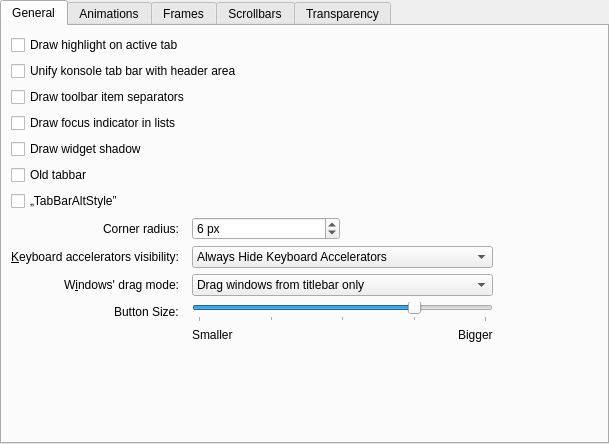
First picture: the form in kstyle/config/ui/lightlystyleconfig.ui, repository taj-ny/Darkly, before the edit.
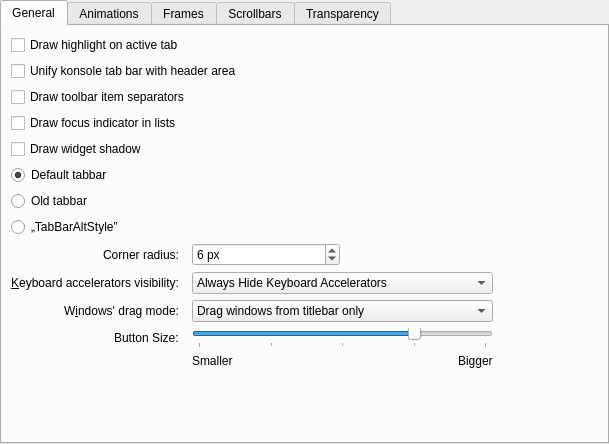
Second picture: the form after the edit.

```diff
--- a/kstyle/config/ui/lightlystyleconfig.ui
+++ b/kstyle/config/ui/lightlystyleconfig.ui
@@ -39,42 +39,7 @@
        <string>General</string>
       </attribute>
       <layout class="QGridLayout" name="gridLayout">
-       <item row="14" column="2" colspan="2">
-        <widget class="QSlider" name="_buttonSize">
-         <property name="minimum">
-          <number>-2</number>
-         </property>
-         <property name="maximum">
-          <number>6</number>
-         </property>
-         <property name="singleStep">
-          <number>1</number>
-         </property>
-         <property name="sliderPosition">
-          <number>4</number>
-         </property>
-         <property name="orientation">
-          <enum>Qt::Horizontal</enum>
-         </property>
-         <property name="tickPosition">
-          <enum>QSlider::TicksBelow</enum>
-         </property>
-         <property name="tickInterval">
-          <number>2</number>
-         </property>
-        </widget>
-       </item>
-       <item row="9" column="0">
-        <widget class="QLabel" name="_cornerRadiusLabel">
-         <property name="text">
-          <string>Corner radius:</string>
-         </property>
-         <property name="alignment">
-          <set>Qt::AlignRight|Qt::AlignTrailing|Qt::AlignVCenter</set>
-         </property>
-        </widget>
-       </item>
-       <item row="14" column="0" alignment="Qt::AlignRight">
+       <item row="15" column="0" alignment="Qt::AlignRight">
         <widget class="QLabel" name="label_2">
          <property name="layoutDirection">
           <enum>Qt::LeftToRight</enum>
@@ -84,6 +49,13 @@
          </property>
         </widget>
        </item>
+       <item row="16" column="3" alignment="Qt::AlignRight">
+        <widget class="QLabel" name="label_4">
+         <property name="text">
+          <string>Bigger</string>
+         </property>
+        </widget>
+       </item>
        <item row="1" column="0" colspan="3">
         <widget class="QCheckBox" name="_unifiedTabBarKonsole">
          <property name="text">
@@ -91,27 +63,7 @@
          </property>
         </widget>
        </item>
-       <item row="15" column="3" alignment="Qt::AlignRight">
-        <widget class="QLabel" name="label_4">
-         <property name="text">
-          <string>Bigger</string>
-         </property>
-        </widget>
-       </item>
-       <item row="17" column="0" colspan="4">
-        <spacer name="verticalSpacer">
-         <property name="orientation">
-          <enum>Qt::Vertical</enum>
-         </property>
-         <property name="sizeHint" stdset="0">
-          <size>
-           <width>20</width>
-           <height>49</height>
-          </size>
-         </property>
-        </spacer>
-       </item>
-       <item row="11" column="0">
+       <item row="12" column="0">
         <widget class="QLabel" name="_windowDragLabel">
          <property name="sizePolicy">
           <sizepolicy hsizetype="Preferred" vsizetype="Preferred">
@@ -130,35 +82,62 @@
          </property>
         </widget>
        </item>
-       <item row="0" column="0" colspan="5">
-        <widget class="QCheckBox" name="_tabDrawHighlight">
+       <item row="10" column="0">
+        <widget class="QLabel" name="_cornerRadiusLabel">
          <property name="text">
-          <string>Draw highlight on active tab</string>
+          <string>Corner radius:</string>
          </property>
+         <property name="alignment">
+          <set>Qt::AlignRight|Qt::AlignTrailing|Qt::AlignVCenter</set>
+         </property>
         </widget>
        </item>
-       <item row="2" column="0" colspan="5">
-        <widget class="QCheckBox" name="_toolBarDrawItemSeparator">
-         <property name="text">
-          <string>Draw toolbar item separators</string>
+       <item row="11" column="4">
+        <spacer name="horizontalSpacer_3">
+         <property name="orientation">
+          <enum>Qt::Horizontal</enum>
          </property>
-        </widget>
+         <property name="sizeHint" stdset="0">
+          <size>
+           <width>65</width>
+           <height>20</height>
+          </size>
+         </property>
+        </spacer>
        </item>
-       <item row="7" column="0">
-        <widget class="QCheckBox" name="_oldTabbar">
+       <item row="6" column="0">
+        <widget class="QCheckBox" name="_widgetDrawShadow">
          <property name="text">
-          <string>Old tabbar</string>
+          <string>Draw widget shadow</string>
          </property>
         </widget>
        </item>
-       <item row="3" column="0" colspan="5">
-        <widget class="QCheckBox" name="_viewDrawFocusIndicator">
-         <property name="text">
-          <string>Draw focus indicator in lists</string>
+       <item row="15" column="2" colspan="2">
+        <widget class="QSlider" name="_buttonSize">
+         <property name="minimum">
+          <number>-2</number>
          </property>
+         <property name="maximum">
+          <number>6</number>
+         </property>
+         <property name="singleStep">
+          <number>1</number>
+         </property>
+         <property name="sliderPosition">
+          <number>4</number>
+         </property>
+         <property name="orientation">
+          <enum>Qt::Horizontal</enum>
+         </property>
+         <property name="tickPosition">
+          <enum>QSlider::TicksBelow</enum>
+         </property>
+         <property name="tickInterval">
+          <number>2</number>
+         </property>
         </widget>
        </item>
-       <item row="10" column="2" colspan="2">
+       <item row="11" column="2" colspan="2">
         <widget class="QComboBox" name="_mnemonicsMode">
          <item>
           <property name="text">
@@ -177,7 +156,7 @@
          </item>
         </widget>
        </item>
-       <item row="9" column="2">
+       <item row="10" column="2">
         <widget class="QSpinBox" name="_cornerRadius">
          <property name="suffix">
           <string> px</string>
@@ -193,7 +172,58 @@
          </property>
         </widget>
        </item>
-       <item row="11" column="2" colspan="2">
+       <item row="9" column="0">
+        <widget class="QRadioButton" name="_tabBarAltStyle">
+         <property name="text">
+          <string>„TabBarAltStyle”</string>
+         </property>
+        </widget>
+       </item>
+       <item row="3" column="0" colspan="5">
+        <widget class="QCheckBox" name="_viewDrawFocusIndicator">
+         <property name="text">
+          <string>Draw focus indicator in lists</string>
+         </property>
+        </widget>
+       </item>
+       <item row="16" column="2">
+        <widget class="QLabel" name="label_3">
+         <property name="text">
+          <string>Smaller</string>
+         </property>
+        </widget>
+       </item>
+       <item row="18" column="0" colspan="4">
+        <spacer name="verticalSpacer">
+         <property name="orientation">
+          <enum>Qt::Vertical</enum>
+         </property>
+         <property name="sizeHint" stdset="0">
+          <size>
+           <width>20</width>
+           <height>49</height>
+          </size>
+         </property>
+        </spacer>
+       </item>
+       <item row="2" column="0" colspan="5">
+        <widget class="QCheckBox" name="_toolBarDrawItemSeparator">
+         <property name="text">
+          <string>Draw toolbar item separators</string>
+         </property>
+        </widget>
+       </item>
+       <item row="7" column="0">
+        <widget class="QRadioButton" name="_defaultTabbar">
+         <property name="text">
+          <string>Default tabbar</string>
+         </property>
+         <property name="checked">
+          <bool>true</bool>
+         </property>
+        </widget>
+       </item>
+       <item row="12" column="2" colspan="2">
         <widget class="QComboBox" name="_windowDragMode">
          <item>
           <property name="text">
@@ -212,14 +242,7 @@
          </item>
         </widget>
        </item>
-       <item row="15" column="2">
-        <widget class="QLabel" name="label_3">
-         <property name="text">
-          <string>Smaller</string>
-         </property>
-        </widget>
-       </item>
-       <item row="10" column="0">
+       <item row="11" column="0">
         <widget class="QLabel" name="_mnemonicsLabel">
          <property name="text">
           <string>&amp;Keyboard accelerators visibility:</string>
@@ -232,30 +255,17 @@
          </property>
         </widget>
        </item>
-       <item row="10" column="4">
-        <spacer name="horizontalSpacer_3">
-         <property name="orientation">
-          <enum>Qt::Horizontal</enum>
-         </property>
-         <property name="sizeHint" stdset="0">
-          <size>
-           <width>65</width>
-           <height>20</height>
-          </size>
-         </property>
-        </spacer>
-       </item>
-       <item row="6" column="0">
-        <widget class="QCheckBox" name="_widgetDrawShadow">
+       <item row="0" column="0" colspan="5">
+        <widget class="QCheckBox" name="_tabDrawHighlight">
          <property name="text">
-          <string>Draw widget shadow</string>
+          <string>Draw highlight on active tab</string>
          </property>
         </widget>
        </item>
        <item row="8" column="0">
-        <widget class="QCheckBox" name="_tabBarAltStyle">
+        <widget class="QRadioButton" name="_oldTabbar">
          <property name="text">
-          <string>„TabBarAltStyle”</string>
+          <string>Old tabbar</string>
          </property>
         </widget>
        </item>
```
